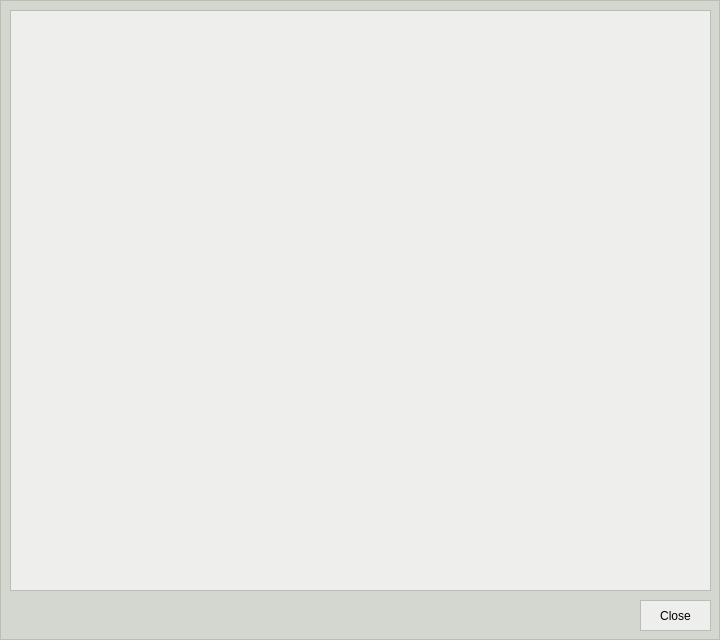
Before: the Qt Designer form pyanno4rt/gui/designs/log_window.ui in pyanno4rt/pyanno4rt, drawn with Qt 5.
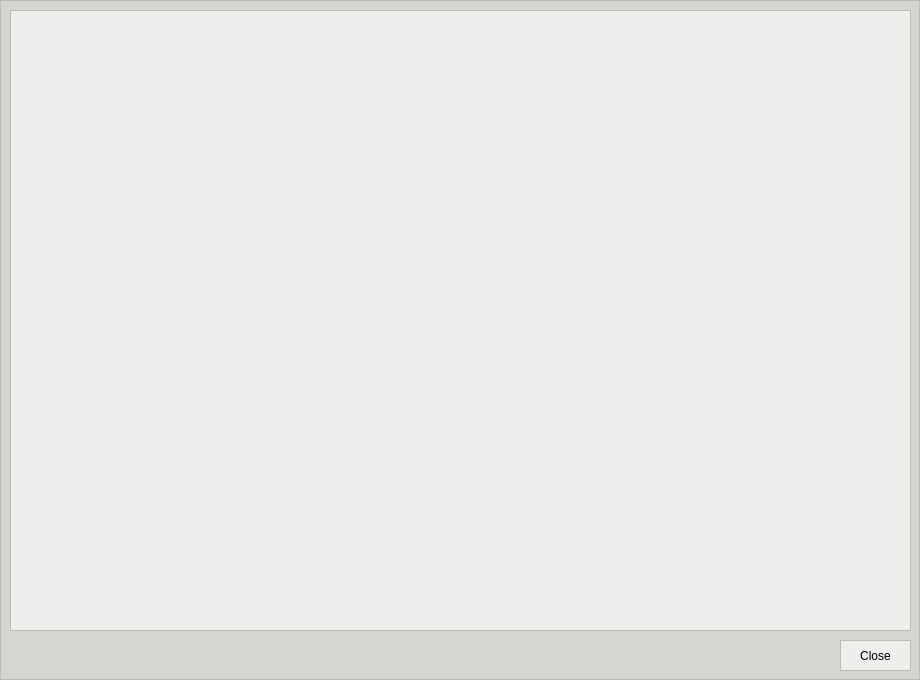
After: the same form once the commit is applied.

Diff of the .ui file:
```diff
--- a/pyanno4rt/gui/designs/log_window.ui
+++ b/pyanno4rt/gui/designs/log_window.ui
@@ -9,20 +9,20 @@
    <rect>
     <x>0</x>
     <y>0</y>
-    <width>720</width>
-    <height>640</height>
+    <width>920</width>
+    <height>680</height>
    </rect>
   </property>
   <property name="minimumSize">
    <size>
-    <width>720</width>
-    <height>640</height>
+    <width>920</width>
+    <height>680</height>
    </size>
   </property>
   <property name="maximumSize">
    <size>
-    <width>720</width>
-    <height>640</height>
+    <width>920</width>
+    <height>680</height>
    </size>
   </property>
   <property name="windowTitle">
@@ -42,8 +42,8 @@
    <widget class="QPushButton" name="close_log_pbutton">
     <property name="geometry">
      <rect>
-      <x>640</x>
-      <y>600</y>
+      <x>840</x>
+      <y>640</y>
       <width>71</width>
       <height>31</height>
      </rect>
@@ -66,8 +66,8 @@
      <rect>
       <x>10</x>
       <y>10</y>
-      <width>701</width>
-      <height>581</height>
+      <width>901</width>
+      <height>621</height>
      </rect>
     </property>
     <property name="styleSheet">
```
